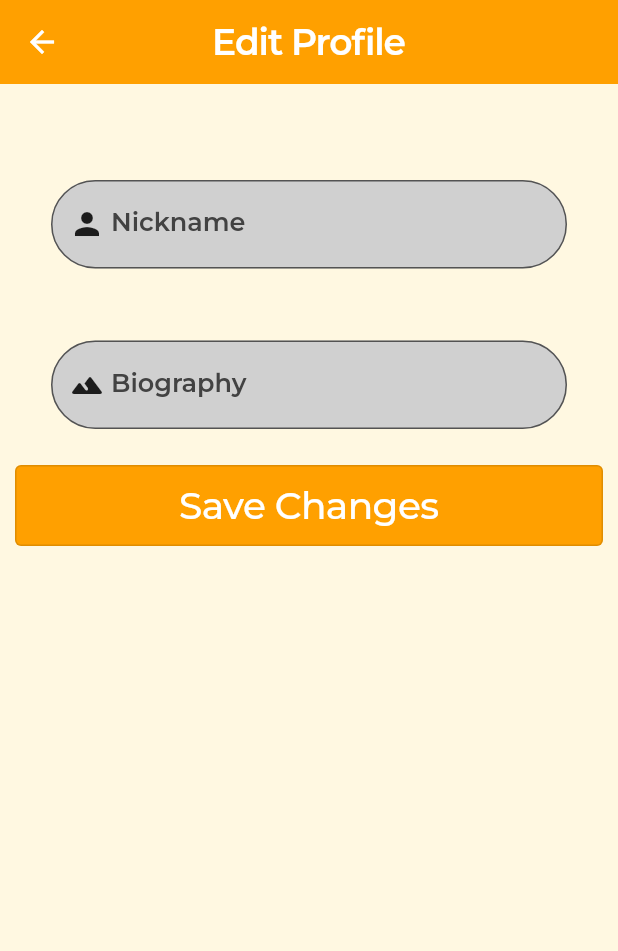
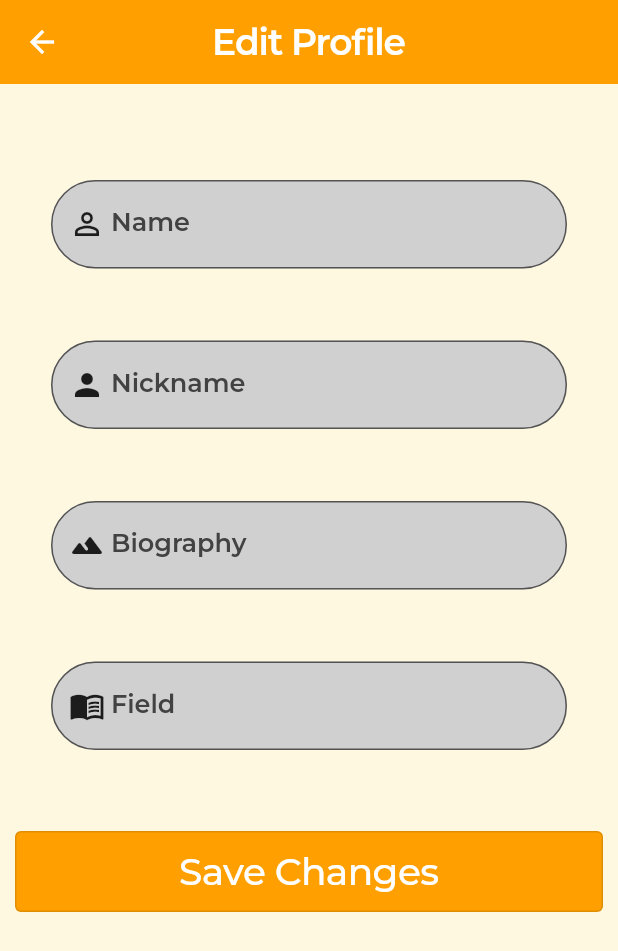
Before and after one commit to oytunkuday/campSU, a Flutter app: the EditProfile screen opened directly, on a phone screen of 412 x 824 dp. Shown: the top 951 px of the screen. Run offline on Flutter 3.47's test engine with Material 2 defaults, Android fonts, the light colour scheme and no system bars; our stand-ins replace email_validator, google_fonts, video_player; network calls fail.

Commit message:
EditProfile updated

```diff
--- a/lib/routes/editProfile.dart
+++ b/lib/routes/editProfile.dart
@@ -37,6 +37,36 @@ class _editState extends State<EditProfile> {
                 crossAxisAlignment: CrossAxisAlignment.stretch,
                 children: [
                   SizedBox(height: 30),
+                  Container(
+                    padding: EdgeInsets.all(24),
+                    width: screenWidth(context, dividedBy: 1.1),
+                    child: TextFormField(
+                      keyboardType: TextInputType.text,
+                      enableSuggestions: false,
+                      autocorrect: false,
+                      decoration: InputDecoration(
+                        label: Container(
+                          width: 150,
+                          child: Row(
+                            children: [
+                              const Icon(Icons.person_outline_outlined),
+                              const SizedBox(width: 4),
+                              const Text('Name'),
+                            ],
+                          ),
+                        ),
+                        fillColor: AppColors.textFieldFillColor,
+                        filled: true,
+                        labelStyle: kBoldLabelStyle,
+                        border: OutlineInputBorder(
+                          borderSide: BorderSide(
+                            color: AppColors.primary,
+                          ),
+                          borderRadius: BorderRadius.circular(30),
+                        ),
+                      ),
+                    ),
+                  ),
                   Container(
                     padding: EdgeInsets.all(24),
                     width: screenWidth(context, dividedBy: 1.1),
@@ -95,6 +125,37 @@ class _editState extends State<EditProfile> {
                       ),
                     ),
                   ),
+                  Container(
+                    padding: EdgeInsets.all(24),
+                    width: screenWidth(context, dividedBy: 1.1),
+                    child: TextFormField(
+                      keyboardType: TextInputType.text,
+                      enableSuggestions: false,
+                      autocorrect: false,
+                      decoration: InputDecoration(
+                        label: Container(
+                          width: 150,
+                          child: Row(
+                            children: [
+                              const Icon(Icons.menu_book),
+                              const SizedBox(width: 4),
+                              const Text('Field'),
+                            ],
+                          ),
+                        ),
+                        fillColor: AppColors.textFieldFillColor,
+                        filled: true,
+                        labelStyle: kBoldLabelStyle,
+                        border: OutlineInputBorder(
+                          borderSide: BorderSide(
+                            color: AppColors.primary,
+                          ),
+                          borderRadius: BorderRadius.circular(30),
+                        ),
+                      ),
+                    ),
+                  ),
+                  SizedBox(height: 30),
                   OutlinedButton(
                     onPressed: () {
                       Navigator.pop(context);
```
